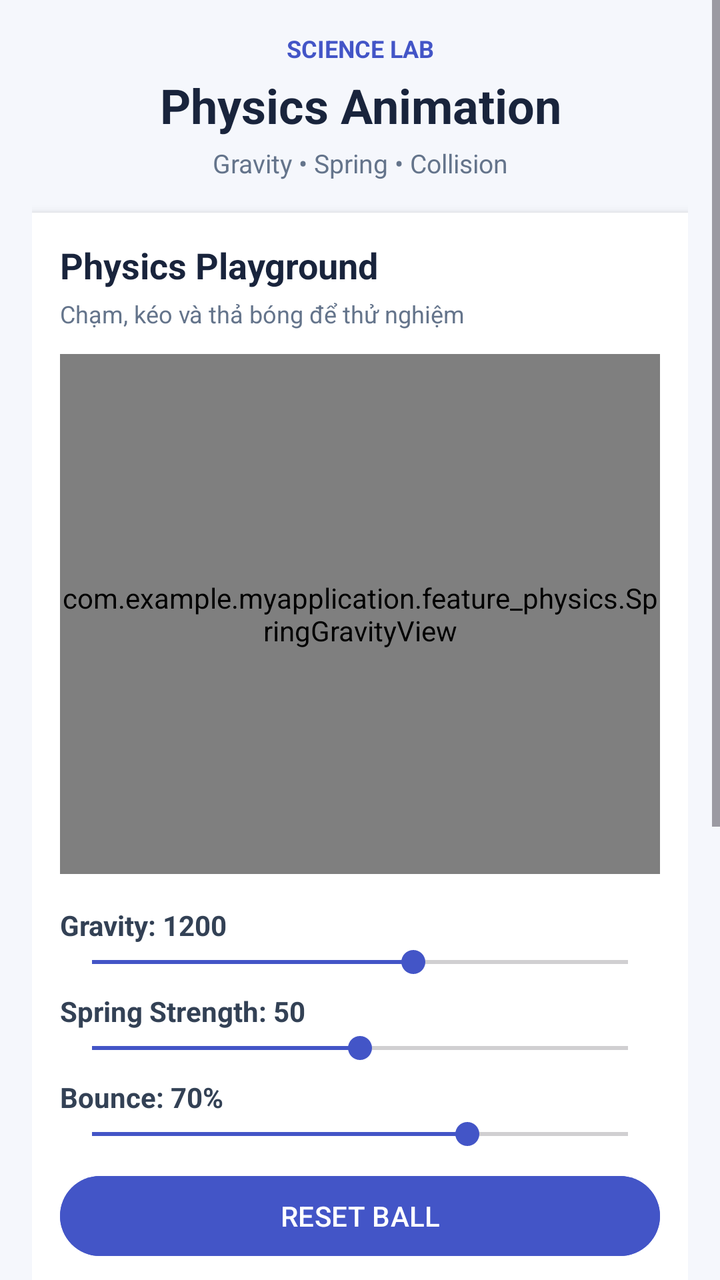
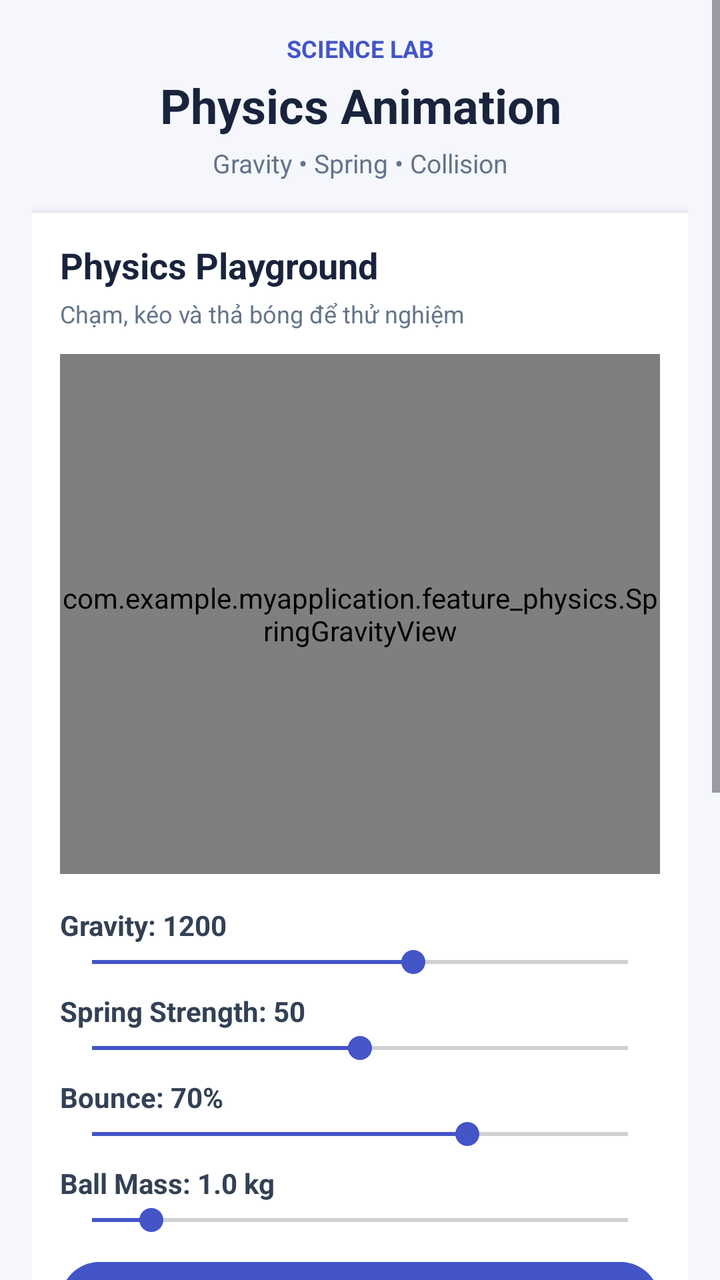

Before-and-after screenshots of an Android layout around one commit, followed by the original layout XML and the change that was made.
<!-- AndroidManifest.xml: application theme Theme.MyApplication -->
<!-- res/layout/fragment_physics.xml -->
<?xml version="1.0" encoding="utf-8"?>
<ScrollView
    xmlns:android="http://schemas.android.com/apk/res/android"
    android:layout_width="match_parent"
    android:layout_height="match_parent"
    android:background="#F5F7FC"
    android:fillViewport="true"
    android:clipToPadding="false">

    <LinearLayout
        android:layout_width="match_parent"
        android:layout_height="wrap_content"
        android:orientation="vertical"
        android:paddingLeft="16dp"
        android:paddingRight="16dp"
        android:paddingTop="16dp"
        android:paddingBottom="32dp">

        
        <TextView
            android:layout_width="match_parent"
            android:layout_height="wrap_content"
            android:gravity="center"
            android:text="@string/title_science_lab"
            android:textColor="#4355C7"
            android:textSize="12sp"
            android:textStyle="bold"/>

        <TextView
            android:layout_width="match_parent"
            android:layout_height="wrap_content"
            android:layout_marginTop="4dp"
            android:gravity="center"
            android:text="@string/subtitle_physics"
            android:textColor="#19243C"
            android:textSize="24sp"
            android:textStyle="bold"/>

        <TextView
            android:layout_width="match_parent"
            android:layout_height="wrap_content"
            android:layout_marginTop="4dp"
            android:layout_marginBottom="16dp"
            android:gravity="center"
            android:text="@string/tag_physics_features"
            android:textColor="#64748B"
            android:textSize="13sp"/>

        
        <LinearLayout
            android:layout_width="match_parent"
            android:layout_height="wrap_content"
            android:orientation="vertical"
            android:padding="14dp"
            android:background="#FFFFFF"
            android:elevation="3dp">

            <TextView
                android:layout_width="match_parent"
                android:layout_height="wrap_content"
                android:text="@string/physics_playground_title"
                android:textColor="#19243C"
                android:textSize="18sp"
                android:textStyle="bold"/>

            <TextView
                android:layout_width="match_parent"
                android:layout_height="wrap_content"
                android:layout_marginTop="4dp"
                android:layout_marginBottom="12dp"
                android:text="@string/physics_playground_desc"
                android:textColor="#64748B"
                android:textSize="12sp"/>

            
            <FrameLayout
                android:layout_width="match_parent"
                android:layout_height="260dp"
                android:background="#EAF3FF"
                android:clipChildren="true"
                android:clipToPadding="true">

                <com.example.myapplication.feature_physics.SpringGravityView
                    android:id="@+id/springGravityView"
                    android:layout_width="match_parent"
                    android:layout_height="match_parent"
                    android:background="#EAF3FF"/>

            </FrameLayout>

            
            <TextView
                android:id="@+id/txtGravity"
                android:layout_width="match_parent"
                android:layout_height="wrap_content"
                android:layout_marginTop="16dp"
                android:text="@string/lbl_gravity_default"
                android:textColor="#334155"
                android:textSize="14sp"
                android:textStyle="bold"/>

            <SeekBar
                android:id="@+id/seekGravity"
                android:layout_width="match_parent"
                android:layout_height="wrap_content"
                android:max="2000"
                android:progress="1200"
                android:progressTint="#4355C7"
                android:thumbTint="#4355C7"/>

            
            <TextView
                android:id="@+id/txtSpring"
                android:layout_width="match_parent"
                android:layout_height="wrap_content"
                android:layout_marginTop="6dp"
                android:text="@string/lbl_spring_default"
                android:textColor="#334155"
                android:textSize="14sp"
                android:textStyle="bold"/>

            <SeekBar
                android:id="@+id/seekSpring"
                android:layout_width="match_parent"
                android:layout_height="wrap_content"
                android:max="100"
                android:progress="50"
                android:progressTint="#4355C7"
                android:thumbTint="#4355C7"/>

            
            <TextView
                android:id="@+id/txtBounce"
                android:layout_width="match_parent"
                android:layout_height="wrap_content"
                android:layout_marginTop="6dp"
                android:text="@string/lbl_bounce_default"
                android:textColor="#334155"
                android:textSize="14sp"
                android:textStyle="bold"/>

            <SeekBar
                android:id="@+id/seekBounce"
                android:layout_width="match_parent"
                android:layout_height="wrap_content"
                android:max="100"
                android:progress="70"
                android:progressTint="#4355C7"
                android:thumbTint="#4355C7"/>

            
            <Button
                android:id="@+id/btnReset"
                android:layout_width="match_parent"
                android:layout_height="wrap_content"
                android:layout_marginTop="8dp"
                android:text="@string/btn_reset_ball"
                android:textColor="#FFFFFF"
                android:backgroundTint="#4355C7"/>

        </LinearLayout>

        
        <LinearLayout
            android:layout_width="match_parent"
            android:layout_height="wrap_content"
            android:layout_marginTop="18dp"
            android:orientation="vertical"
            android:padding="14dp"
            android:background="#FFFFFF"
            android:elevation="3dp"
            android:clipChildren="false"
            android:clipToPadding="false">

            <TextView
                android:layout_width="match_parent"
                android:layout_height="wrap_content"
                android:text="@string/property_animation_title"
                android:textColor="#19243C"
                android:textSize="18sp"
                android:textStyle="bold"/>

            <TextView
                android:layout_width="match_parent"
                android:layout_height="wrap_content"
                android:layout_marginTop="4dp"
                android:layout_marginBottom="12dp"
                android:text="@string/property_animation_desc"
                android:textColor="#64748B"
                android:textSize="12sp"/>

            
            <FrameLayout
                android:layout_width="match_parent"
                android:layout_height="150dp"
                android:background="#E8F5F3"
                android:clipChildren="false"
                android:clipToPadding="false">

                <TextView
                    android:id="@+id/animationTarget"
                    android:layout_width="52dp"
                    android:layout_height="52dp"
                    android:layout_gravity="center"
                    android:gravity="center"
                    android:text="★"
                    android:textColor="#0F9E91"
                    android:textSize="40sp"/>

            </FrameLayout>

            
            <LinearLayout
                android:layout_width="match_parent"
                android:layout_height="wrap_content"
                android:layout_marginTop="12dp"
                android:orientation="horizontal">

                <Button
                    android:id="@+id/btnStartProperty"
                    android:layout_width="0dp"
                    android:layout_height="wrap_content"
                    android:layout_weight="1"
                    android:text="@string/btn_start"
                    android:textSize="11sp"
                    android:textColor="#FFFFFF"
                    android:backgroundTint="#4355C7"/>

                <Button
                    android:id="@+id/btnStopProperty"
                    android:layout_width="0dp"
                    android:layout_height="wrap_content"
                    android:layout_weight="1"
                    android:text="@string/btn_stop"
                    android:textSize="11sp"
                    android:textColor="#FFFFFF"
                    android:backgroundTint="#64748B"/>

                <Button
                    android:id="@+id/btnResetProperty"
                    android:layout_width="0dp"
                    android:layout_height="wrap_content"
                    android:layout_weight="1"
                    android:text="@string/btn_reset"
                    android:textSize="11sp"
                    android:textColor="#FFFFFF"
                    android:backgroundTint="#0F9E91"/>

            </LinearLayout>

        </LinearLayout>

    </LinearLayout>

</ScrollView>
<!-- resources referenced by this layout -->
<resources>
  <string name="btn_reset">RESET</string>
  <string name="btn_reset_ball">RESET BALL</string>
  <string name="btn_start">START</string>
  <string name="btn_stop">STOP</string>
  <string name="lbl_bounce_default">Bounce: 70%</string>
  <string name="lbl_gravity_default">Gravity: 1200</string>
  <string name="lbl_spring_default">Spring Strength: 50</string>
  <string name="physics_playground_desc">Chạm, kéo và thả bóng để thử nghiệm</string>
  <string name="physics_playground_title">Physics Playground</string>
  <string name="property_animation_desc">ObjectAnimator + AnimatorSet</string>
  <string name="property_animation_title">Property Animation</string>
  <string name="subtitle_physics">Physics Animation</string>
  <string name="tag_physics_features">Gravity  •  Spring  •  Collision</string>
  <string name="title_science_lab">SCIENCE LAB</string>
  <style name="Theme.MyApplication" parent="Base.Theme.MyApplication" />
  <style name="Base.Theme.MyApplication" parent="Theme.Material3.DayNight.NoActionBar">
          
          
      </style>
</resources>

<!-- the commit's change to res/layout/fragment_physics.xml (unified diff, before → after) -->
@@ -145,6 +145,26 @@
                 android:layout_height="wrap_content"
                 android:max="100"
                 android:progress="70"
+                android:progressTint="#4355C7"
+                android:thumbTint="#4355C7"/>
+
+            
+            <TextView
+                android:id="@+id/txtMass"
+                android:layout_width="match_parent"
+                android:layout_height="wrap_content"
+                android:layout_marginTop="6dp"
+                android:text="@string/lbl_mass_default"
+                android:textColor="#334155"
+                android:textSize="14sp"
+                android:textStyle="bold"/>
+
+            <SeekBar
+                android:id="@+id/seekMass"
+                android:layout_width="match_parent"
+                android:layout_height="wrap_content"
+                android:max="45"
+                android:progress="5"
                 android:progressTint="#4355C7"
                 android:thumbTint="#4355C7"/>
 
<!-- resource entries referenced after the edit -->
@@ -6,6 +6,7 @@
   <string name="btn_stop">STOP</string>
   <string name="lbl_bounce_default">Bounce: 70%</string>
   <string name="lbl_gravity_default">Gravity: 1200</string>
+  <string name="lbl_mass_default">Ball Mass: 1.0 kg</string>
   <string name="lbl_spring_default">Spring Strength: 50</string>
   <string name="physics_playground_desc">Chạm, kéo và thả bóng để thử nghiệm</string>
   <string name="physics_playground_title">Physics Playground</string>
